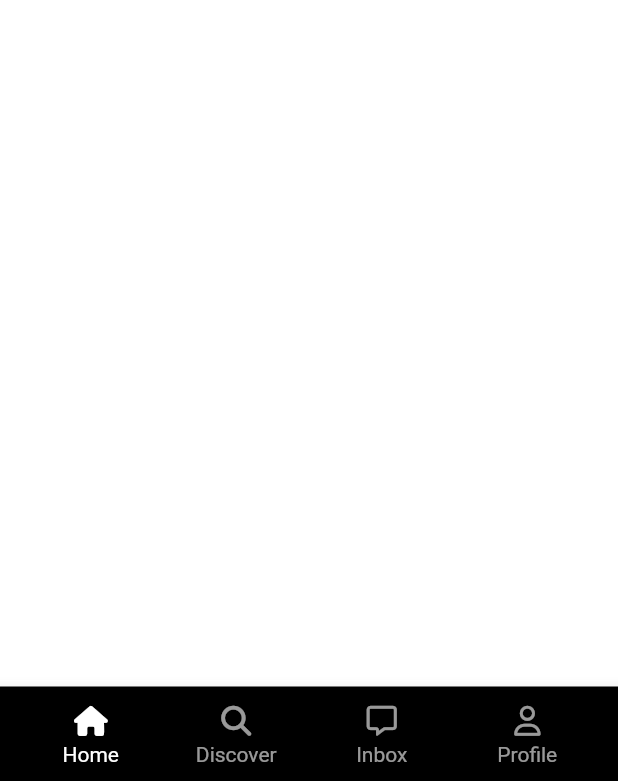
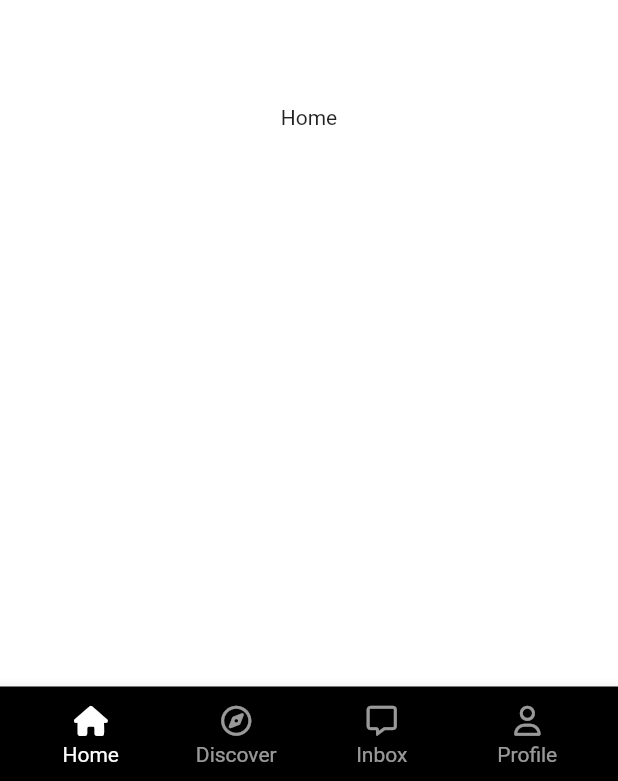
Before and after one commit to feelfireff1/tiktok-flutter-clone, a Flutter app: the screen it shows after launch, on a phone screen of 412 x 824 dp. Shown: the part 452-1233 px from the top of the screen. Run offline on Flutter 3.47's test engine with Material 2 defaults, Android fonts, the phone set to English and light mode, and no system bars; our stand-ins replace bloc, flutter_bloc, font_awesome_flutter.

Commit message:
#6.7 Stateful Navigation (Stack+Offstage widget)

```diff
--- a/tiktok_clone/lib/features/main_navigation/main_navigation_screen.dart
+++ b/tiktok_clone/lib/features/main_navigation/main_navigation_screen.dart
@@ -16,8 +16,8 @@ class _MainNavigationScreenState extends State<MainNavigationScreen> {
     const Center(child: Text('Home')),
     const Center(child: Text('Search')),
     const Center(child: Text('Search')),
-    const Center(child: Text('Search')),
-    const Center(child: Text('Search')),
+    const Center(child: Text('Inbox')),
+    const Center(child: Text('Profile')),
   ];
 
   int _selectedIndex = 0;
@@ -25,6 +25,26 @@ class _MainNavigationScreenState extends State<MainNavigationScreen> {
   @override
   Widget build(BuildContext context) {
     return Scaffold(
+      body: Stack(
+        children: [
+          Offstage(
+            offstage: _selectedIndex != 0,
+            child: screens[0],
+          ),
+          Offstage(
+            offstage: _selectedIndex != 1,
+            child: screens[1],
+          ),
+          Offstage(
+            offstage: _selectedIndex != 3,
+            child: screens[3],
+          ),
+          Offstage(
+            offstage: _selectedIndex != 4,
+            child: screens[4],
+          )
+        ],
+      ),
       bottomNavigationBar: BottomAppBar(
         color: Colors.black,
         child: Padding(
@@ -36,24 +56,28 @@ class _MainNavigationScreenState extends State<MainNavigationScreen> {
                 text: 'Home',
                 isSelected: _selectedIndex == 0,
                 icon: FontAwesomeIcons.house,
+                selectedIcon: FontAwesomeIcons.house,
                 onTap: () => _onTapBottomNavigationItem(0),
               ),
               NavTab(
                 text: 'Discover',
                 isSelected: _selectedIndex == 1,
-                icon: FontAwesomeIcons.magnifyingGlass,
+                icon: FontAwesomeIcons.compass,
+                selectedIcon: FontAwesomeIcons.solidCompass,
                 onTap: () => _onTapBottomNavigationItem(1),
               ),
               NavTab(
                 text: 'Inbox',
                 isSelected: _selectedIndex == 3,
                 icon: FontAwesomeIcons.message,
+                selectedIcon: FontAwesomeIcons.solidMessage,
                 onTap: () => _onTapBottomNavigationItem(3),
               ),
               NavTab(
                 text: 'Profile',
                 isSelected: _selectedIndex == 4,
                 icon: FontAwesomeIcons.user,
+                selectedIcon: FontAwesomeIcons.solidUser,
                 onTap: () => _onTapBottomNavigationItem(4),
               ),
             ],
--- a/tiktok_clone/lib/features/main_navigation/widgets/nav_tab.dart
+++ b/tiktok_clone/lib/features/main_navigation/widgets/nav_tab.dart
@@ -8,12 +8,14 @@ class NavTab extends StatelessWidget {
     required this.text,
     required this.isSelected,
     required this.icon,
+    required this.selectedIcon,
     required this.onTap,
   }) : super(key: key);
 
   final String text;
   final bool isSelected;
   final IconData icon;
+  final IconData selectedIcon;
   final Function() onTap;
 
   @override
@@ -30,7 +32,7 @@ class NavTab extends StatelessWidget {
               mainAxisSize: MainAxisSize.min,
               children: [
                 FaIcon(
-                  icon,
+                  isSelected ? selectedIcon : icon,
                   size: 20,
                   color: Colors.white,
                 ),
```
